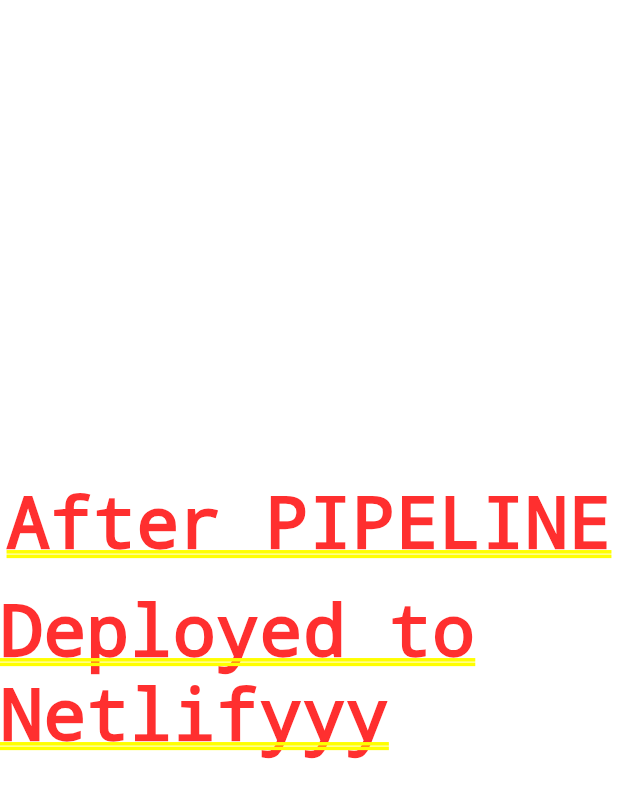
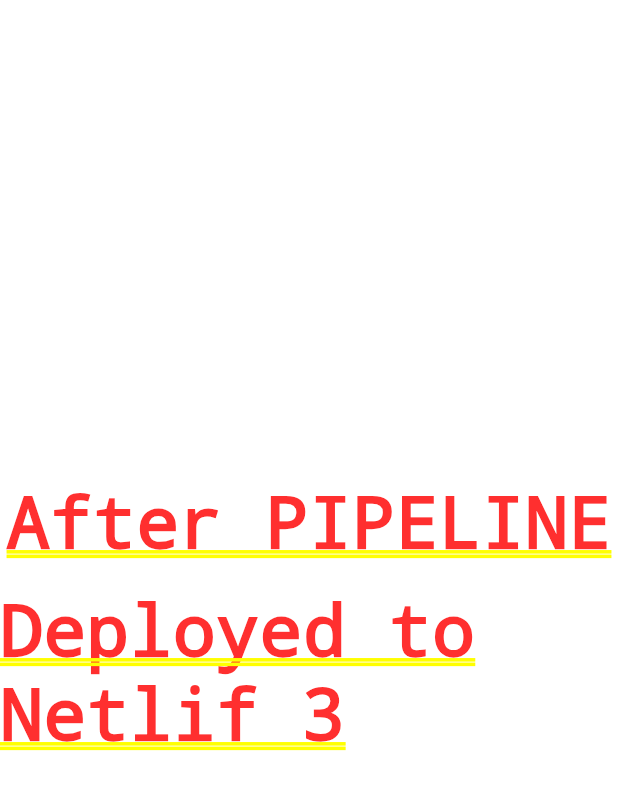
Before and after one commit to mdateeq7607/meal-cicd, a Flutter app: the MealsScreen screen opened directly with empty values, on a phone screen of 412 x 824 dp. Shown: the top 798 px of the screen. Run offline on Flutter 3.47's test engine with Material 2 defaults, Android fonts, the phone set to English and light mode, and no system bars; our stand-ins replace google_fonts, transparent_image.

Commit message:
NetlifyDeploy3

```diff
--- a/lib/screens/meals.dart
+++ b/lib/screens/meals.dart
@@ -44,7 +44,7 @@ class MealsScreen extends StatelessWidget {
           children: const [
             Text('After PIPELINE'),
             SizedBox(height: 16),
-            Text('Deployed to Netlifyyy'),
+            Text('Deployed to Netlif 3'),
           ],
         ),
       );
```
Also changed, not shown: 1 other file.
